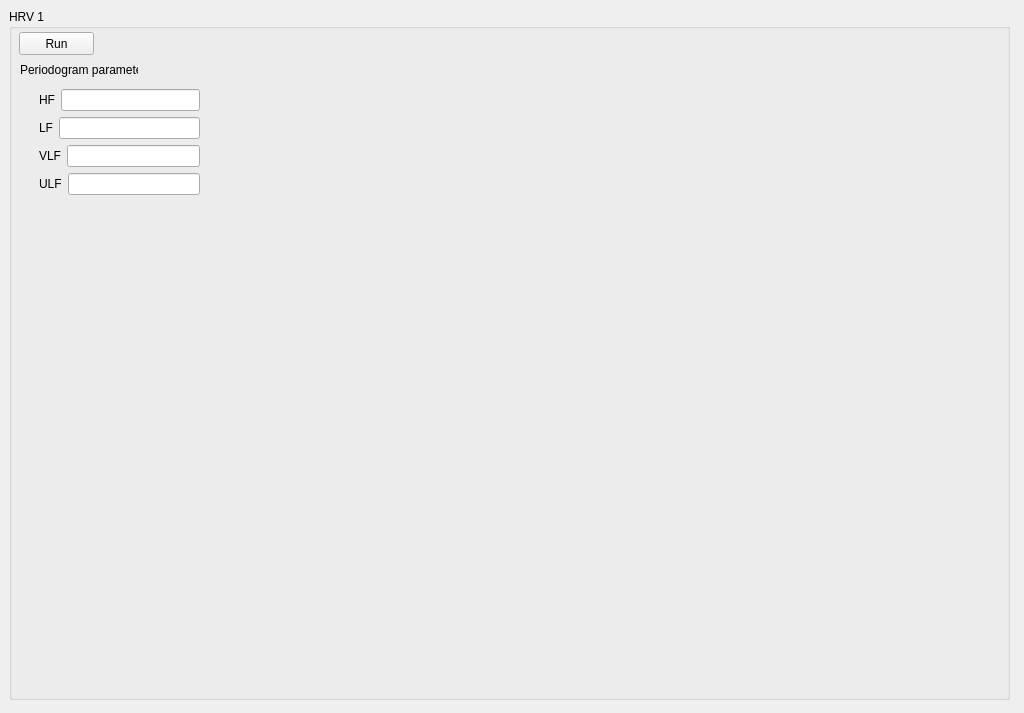
Before: the Qt Designer form EcgApplicationCore/View/hrv1_gui.ui in KuleszIB/EcgAppCore, drawn with Qt 5.
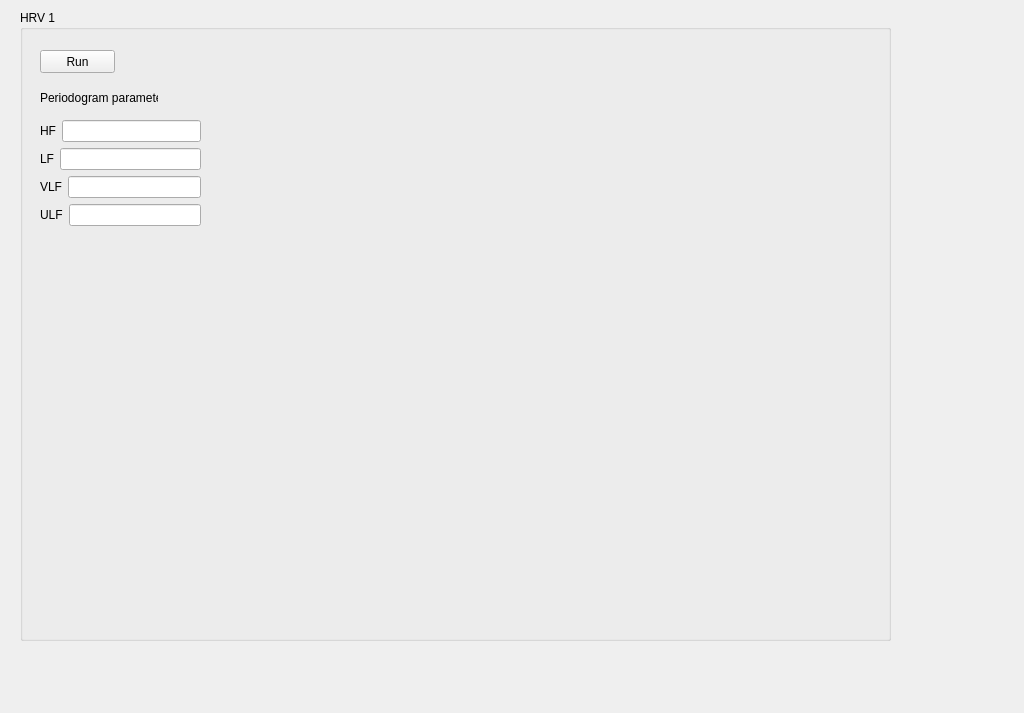
After: the same form once the commit is applied.

Patch:
```diff
--- a/EcgApplicationCore/View/hrv1_gui.ui
+++ b/EcgApplicationCore/View/hrv1_gui.ui
@@ -16,20 +16,20 @@
   <widget class="QGroupBox" name="groupBox_HRV1">
    <property name="geometry">
     <rect>
-     <x>9</x>
-     <y>9</y>
-     <width>1001</width>
-     <height>691</height>
+     <x>20</x>
+     <y>10</y>
+     <width>871</width>
+     <height>631</height>
     </rect>
    </property>
    <property name="title">
-    <string>HRV 1</string>
+    <string>HRV 1 </string>
    </property>
    <widget class="QPushButton" name="button">
     <property name="geometry">
      <rect>
-      <x>10</x>
-      <y>23</y>
+      <x>20</x>
+      <y>40</y>
       <width>75</width>
       <height>23</height>
      </rect>
@@ -42,8 +42,8 @@
     <property name="geometry">
      <rect>
       <x>10</x>
-      <y>200</y>
-      <width>971</width>
+      <y>260</y>
+      <width>561</width>
       <height>301</height>
      </rect>
     </property>
@@ -51,8 +51,8 @@
    <widget class="QWidget" name="layoutWidget">
     <property name="geometry">
      <rect>
-      <x>30</x>
-      <y>80</y>
+      <x>20</x>
+      <y>110</y>
       <width>161</width>
       <height>108</height>
      </rect>
@@ -119,8 +119,8 @@
    <widget class="QLabel" name="label">
     <property name="geometry">
      <rect>
-      <x>11</x>
-      <y>53</y>
+      <x>20</x>
+      <y>80</y>
       <width>118</width>
       <height>16</height>
      </rect>
```
